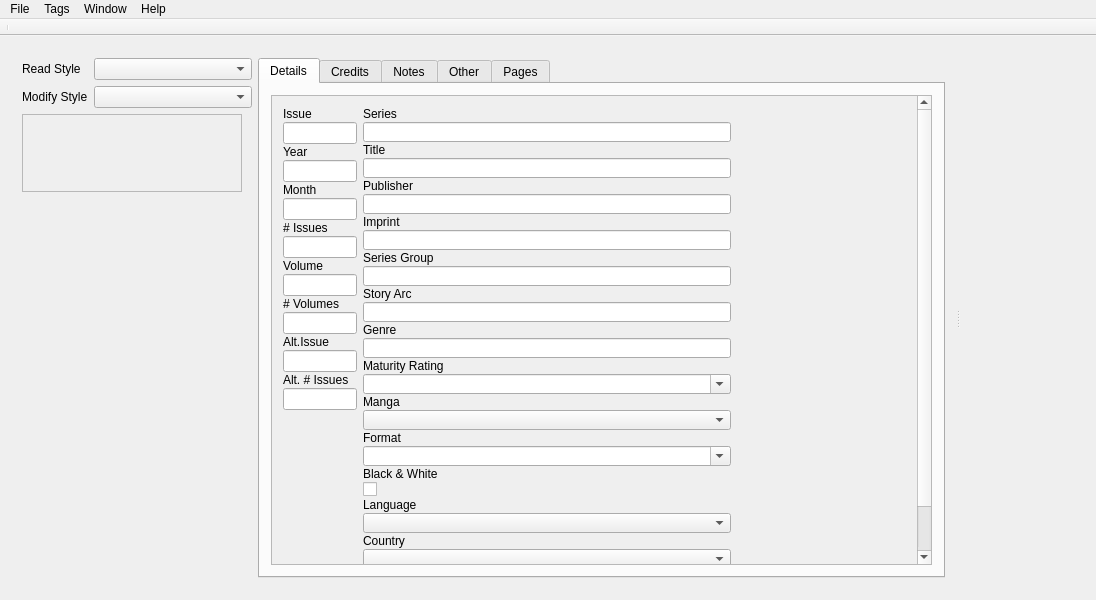
This is comictaggerlib/ui/taggerwindow.ui in comictagger/comictagger as Qt 5 draws it before an edit. The edited form follows.
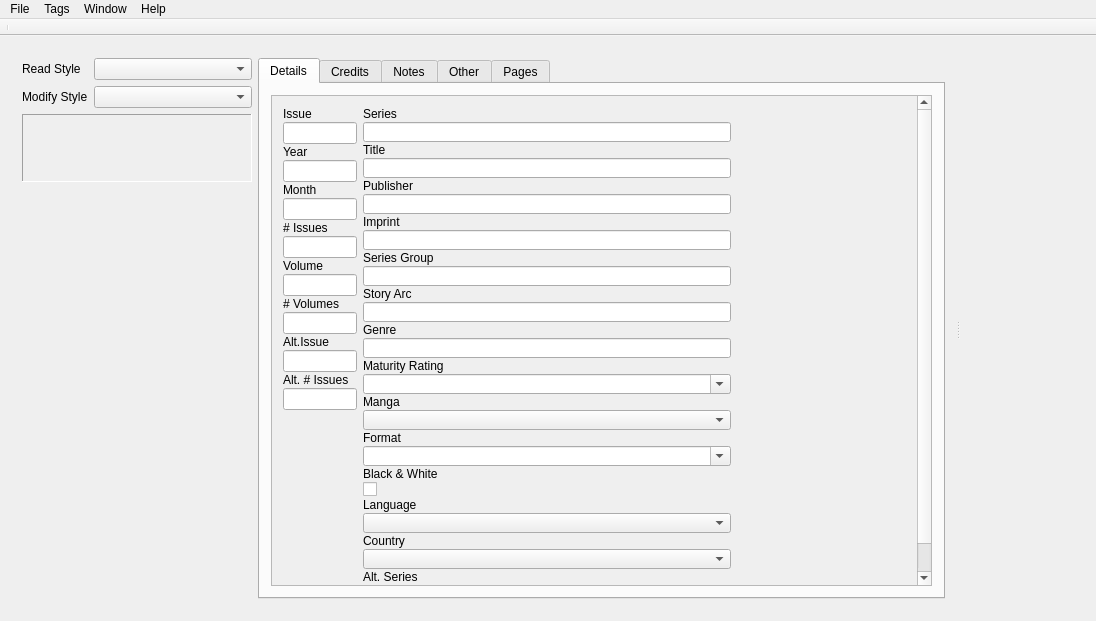
This is the edited form.

The edit to the form file:
```diff
--- a/comictaggerlib/ui/taggerwindow.ui
+++ b/comictaggerlib/ui/taggerwindow.ui
@@ -7,7 +7,7 @@
     <x>0</x>
     <y>0</y>
     <width>1096</width>
-    <height>575</height>
+    <height>621</height>
    </rect>
   </property>
   <property name="sizePolicy">
@@ -91,23 +91,26 @@
             </property>
             <property name="minimumSize">
              <size>
-              <width>220</width>
+              <width>230</width>
               <height>0</height>
              </size>
             </property>
             <property name="maximumSize">
              <size>
-              <width>220</width>
+              <width>230</width>
               <height>16777215</height>
              </size>
             </property>
             <property name="frameShape">
-             <enum>QFrame::StyledPanel</enum>
+             <enum>QFrame::Panel</enum>
             </property>
             <property name="frameShadow">
-             <enum>QFrame::Raised</enum>
+             <enum>QFrame::Sunken</enum>
             </property>
             <layout class="QVBoxLayout" name="verticalLayout_4">
+             <property name="margin">
+              <number>6</number>
+             </property>
              <item>
               <widget class="QLabel" name="lblFilename">
                <property name="sizePolicy">
```
Left out of the diff: 2 changed lines with no effect on the pictures.
